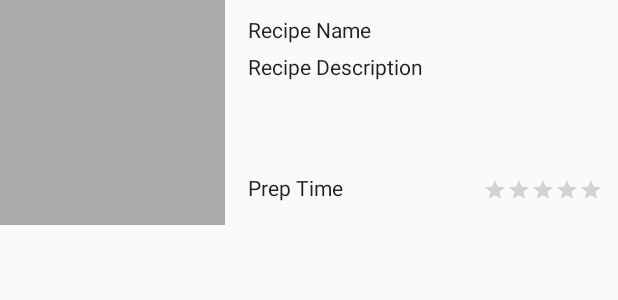
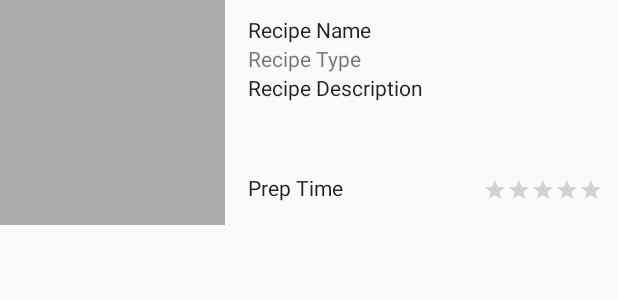
Before and after one commit to MarMigMon/doof, an Android app: the layout item_recipe.xml on its own in the app's theme, with its tools: preview values and no code run, on a phone screen of 412 x 824 dp. Shown: the top 300 px of the screen. Run offline under Robolectric (Android 15) with nearby library versions, the light colour scheme and no system bars.

Commit message:
with type of food

```diff
--- a/app/src/main/java/me/mvega/foodapp/RecipeAdapter.java
+++ b/app/src/main/java/me/mvega/foodapp/RecipeAdapter.java
@@ -45,6 +45,7 @@ public class RecipeAdapter extends RecyclerView.Adapter<RecipeAdapter.ViewHolder
 
         // populate the view according to this data
         holder.tvName.setText(recipe.getName()); // TODO get recipe name
+        holder.tvType.setText(recipe.getType()); // TODO get recipe type
         holder.tvDescription.setText(recipe.getDescription()); // TODO get recipe description
         holder.tvPrepTime.setText(recipe.getPrepTime()); // TODO get recipe prep time
 
@@ -66,6 +67,7 @@ public class RecipeAdapter extends RecyclerView.Adapter<RecipeAdapter.ViewHolder
     public class ViewHolder extends RecyclerView.ViewHolder implements View.OnClickListener {
         public ImageView ivRecipe;
         public TextView tvName;
+        public TextView tvType;
         public TextView tvDescription;
         public TextView tvPrepTime;
         public RatingBar ratingBar;
@@ -76,6 +78,7 @@ public class RecipeAdapter extends RecyclerView.Adapter<RecipeAdapter.ViewHolder
             // perform findViewById lookups
             ivRecipe = itemView.findViewById(R.id.ivRecipe);
             tvName = itemView.findViewById(R.id.tvName);
+            tvType = itemView.findViewById(R.id.tvType);
             tvDescription = itemView.findViewById(R.id.tvDescription);
             tvPrepTime = itemView.findViewById(R.id.tvPrepTime);
             ratingBar = itemView.findViewById(R.id.ratingBar);
--- a/app/src/main/res/layout/item_recipe.xml
+++ b/app/src/main/res/layout/item_recipe.xml
@@ -27,9 +27,8 @@
         android:id="@+id/tvDescription"
         android:layout_width="wrap_content"
         android:layout_height="wrap_content"
-        android:layout_alignStart="@+id/tvName"
-        android:layout_below="@+id/tvName"
-        android:layout_marginTop="5dp"
+        android:layout_alignStart="@+id/tvPrepTime"
+        android:layout_below="@+id/tvType"
         android:text="Recipe Description"
         android:textAppearance="@style/BodyText"
         tools:text="Recipe Description" />
@@ -54,4 +53,13 @@
         android:layout_alignParentEnd="true"
         android:layout_marginEnd="10dp"
         android:numStars="5" />
+
+    <TextView
+        android:id="@+id/tvType"
+        android:layout_width="wrap_content"
+        android:layout_height="wrap_content"
+        android:layout_alignStart="@+id/tvName"
+        android:layout_below="@+id/tvName"
+        android:layout_centerHorizontal="true"
+        android:text="Recipe Type" />
 </RelativeLayout>
```
Also changed, not shown: app/src/main/java/me/mvega/foodapp/model/Recipe.java (+8 -1 lines), app/src/main/res/layout/fragment_recipe.xml (+21 -13 lines).
